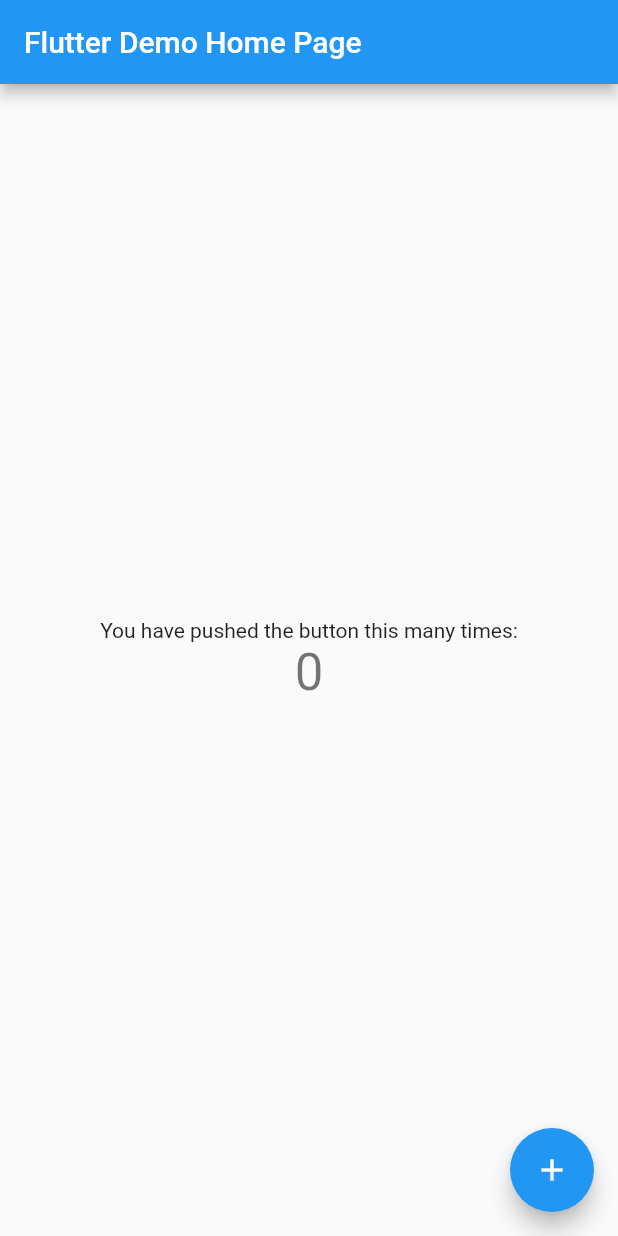
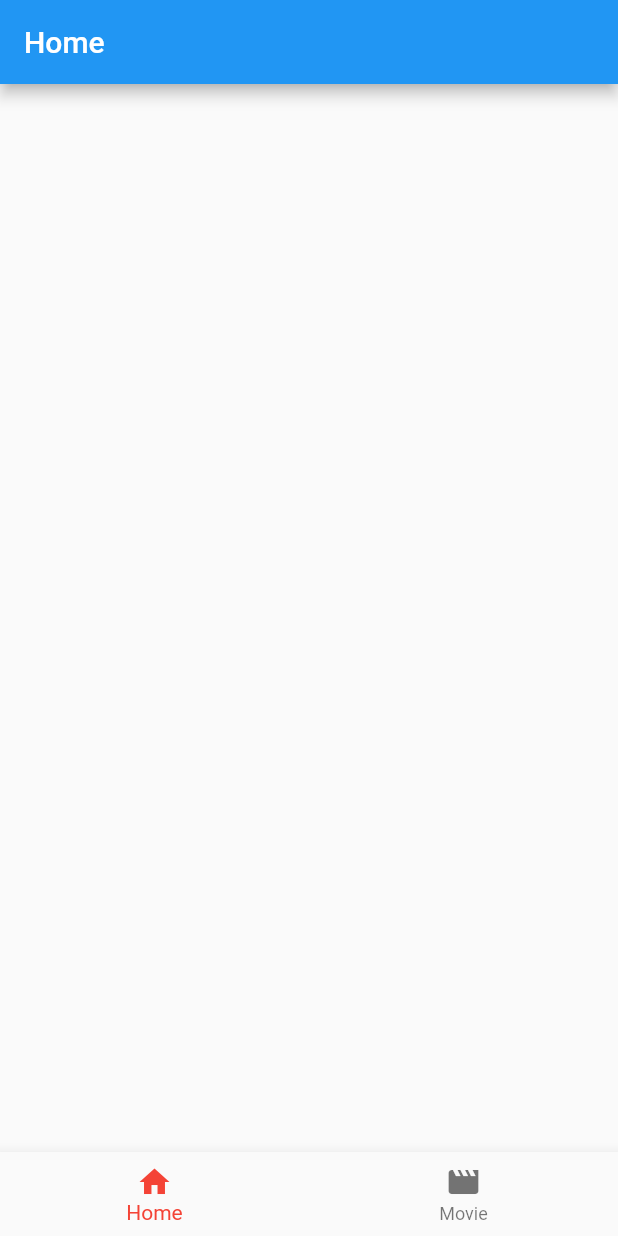
Before and after one commit to Leonamin/flutter_study, a Flutter app: the screen it shows after launch, on a phone screen of 412 x 824 dp. Run offline on Flutter 3.47's test engine with Material 2 defaults, Android fonts, the phone set to English and light mode, and no system bars.

Commit message:
provider와 관련된 기능 완료

```diff
--- a/simple_movie_list_with_provider/lib/main.dart
+++ b/simple_movie_list_with_provider/lib/main.dart
@@ -1,4 +1,8 @@
 import 'package:flutter/material.dart';
+import 'package:provider/provider.dart';
+import 'package:simple_movie_list_with_provider/page_home.dart';
+import 'package:simple_movie_list_with_provider/provider/bottom_navigation_provider.dart';
+import 'package:simple_movie_list_with_provider/provider/movie_provider.dart';
 
 void main() {
   runApp(const MyApp());
@@ -13,103 +17,17 @@ class MyApp extends StatelessWidget {
     return MaterialApp(
       title: 'Flutter Demo',
       theme: ThemeData(
-        // This is the theme of your application.
-        //
-        // Try running your application with "flutter run". You'll see the
-        // application has a blue toolbar. Then, without quitting the app, try
-        // changing the primarySwatch below to Colors.green and then invoke
-        // "hot reload" (press "r" in the console where you ran "flutter run",
-        // or simply save your changes to "hot reload" in a Flutter IDE).
-        // Notice that the counter didn't reset back to zero; the application
-        // is not restarted.
         primarySwatch: Colors.blue,
       ),
-      home: const MyHomePage(title: 'Flutter Demo Home Page'),
+      home: MultiProvider(
+        providers: [
+          ChangeNotifierProvider(
+              create: (BuildContext context) => BottomNavigationProvider()),
+          ChangeNotifierProvider(
+              create: (BuildContext context) => MovieProvider()),
+        ],
+        child: HomePage(),
+      ),
     );
   }
 }
-
-class MyHomePage extends StatefulWidget {
-  const MyHomePage({Key? key, required this.title}) : super(key: key);
-
-  // This widget is the home page of your application. It is stateful, meaning
-  // that it has a State object (defined below) that contains fields that affect
-  // how it looks.
-
-  // This class is the configuration for the state. It holds the values (in this
-  // case the title) provided by the parent (in this case the App widget) and
-  // used by the build method of the State. Fields in a Widget subclass are
-  // always marked "final".
-
-  final String title;
-
-  @override
-  State<MyHomePage> createState() => _MyHomePageState();
-}
-
-class _MyHomePageState extends State<MyHomePage> {
-  int _counter = 0;
-
-  void _incrementCounter() {
-    setState(() {
-      // This call to setState tells the Flutter framework that something has
-      // changed in this State, which causes it to rerun the build method below
-      // so that the display can reflect the updated values. If we changed
-      // _counter without calling setState(), then the build method would not be
-      // called again, and so nothing would appear to happen.
-      _counter++;
-    });
-  }
-
-  @override
-  Widget build(BuildContext context) {
-    // This method is rerun every time setState is called, for instance as done
-    // by the _incrementCounter method above.
-    //
-    // The Flutter framework has been optimized to make rerunning build methods
-    // fast, so that you can just rebuild anything that needs updating rather
-    // than having to individually change instances of widgets.
-    return Scaffold(
-      appBar: AppBar(
-        // Here we take the value from the MyHomePage object that was created by
-        // the App.build method, and use it to set our appbar title.
-        title: Text(widget.title),
-      ),
-      body: Center(
-        // Center is a layout widget. It takes a single child and positions it
-        // in the middle of the parent.
-        child: Column(
-          // Column is also a layout widget. It takes a list of children and
-          // arranges them vertically. By default, it sizes itself to fit its
-          // children horizontally, and tries to be as tall as its parent.
-          //
-          // Invoke "debug painting" (press "p" in the console, choose the
-          // "Toggle Debug Paint" action from the Flutter Inspector in Android
-          // Studio, or the "Toggle Debug Paint" command in Visual Studio Code)
-          // to see the wireframe for each widget.
-          //
-          // Column has various properties to control how it sizes itself and
-          // how it positions its children. Here we use mainAxisAlignment to
-          // center the children vertically; the main axis here is the vertical
-          // axis because Columns are vertical (the cross axis would be
-          // horizontal).
-          mainAxisAlignment: MainAxisAlignment.center,
-          children: <Widget>[
-            const Text(
-              'You have pushed the button this many times:',
-            ),
-            Text(
-              '$_counter',
-              style: Theme.of(context).textTheme.headline4,
-            ),
-          ],
-        ),
-      ),
-      floatingActionButton: FloatingActionButton(
-        onPressed: _incrementCounter,
-        tooltip: 'Increment',
-        child: const Icon(Icons.add),
-      ), // This trailing comma makes auto-formatting nicer for build methods.
-    );
-  }
-}
--- /dev/null
+++ b/simple_movie_list_with_provider/lib/model/movie.dart
@@ -0,0 +1,26 @@
+class Movie {
+  String originalTitle;
+  String overview;
+  double popularity;
+  String posterPath;
+
+  Movie({
+    required this.overview,
+    required this.posterPath,
+    required this.originalTitle,
+    required this.popularity,
+  });
+
+  /*
+  factory 패턴
+  싱글톤 패턴을 아주 간단하게 만들어주는 dart의 기법
+  */
+
+  factory Movie.fromJson(Map<String, dynamic> json) {
+    return Movie(
+        overview: json["overview"] as String,
+        posterPath: json["poster_path"] as String,
+        originalTitle: json["original_title"] as String,
+        popularity: json["popularity"] as double);
+  }
+}
--- /dev/null
+++ b/simple_movie_list_with_provider/lib/page_home.dart
@@ -0,0 +1,59 @@
+import 'package:flutter/material.dart';
+import 'package:provider/provider.dart';
+import 'package:simple_movie_list_with_provider/provider/bottom_navigation_provider.dart';
+import 'package:simple_movie_list_with_provider/ui/home_widget.dart';
+import 'package:simple_movie_list_with_provider/ui/movie_list_widget.dart';
+
+class HomePage extends StatelessWidget {
+  HomePage({Key? key}) : super(key: key);
+  BottomNavigationProvider? _bottomNavigationProvider;
+
+  /*
+  UI
+
+  UI와 관련된 동작만 할 수 있게 한다(아래 body switch case 처럼 UI 분기)
+  데이터 처리는 provider에서 가져오기만 하며 데이터 호출만 존재해야한다
+  BottomNavigation, SideMenu, TopNavigation 등등은 Provider에서 처리하면 매우 좋다
+  Hover 등도 Provider에서 처리하는 방법이 있으니 나중에 해보자
+  */
+
+  Widget _navigationBody() {
+    switch (_bottomNavigationProvider!.currentPage) {
+      case 0:
+        return HomeWidget();
+      case 1:
+        return MovieListWidget();
+      default:
+    }
+    return Container();
+  }
+
+  Widget _bottomNavigationBar() {
+    return Consumer(builder: ((context, value, child) {
+      return BottomNavigationBar(
+        items: const [
+          BottomNavigationBarItem(icon: Icon(Icons.home), label: "Home"),
+          BottomNavigationBarItem(icon: Icon(Icons.movie), label: "Movie"),
+        ],
+        currentIndex: _bottomNavigationProvider!.currentPage,
+        selectedItemColor: Colors.red,
+        onTap: (index) {
+          _bottomNavigationProvider!.updateCurrentPage(index);
+        },
+        //onHover:
+        //Hover일 때 provider에 값을 저장하면 배경색을 바꾼다던지 그런 이벤트 처리 기법도 가능하다.
+      );
+    }));
+  }
+
+  @override
+  Widget build(BuildContext context) {
+    // listen을 false로 하면 _bottomNavigationProvider에 변화가 생겨도 업데이트가 안된다
+    _bottomNavigationProvider = Provider.of<BottomNavigationProvider>(context);
+
+    return Scaffold(
+      body: _navigationBody(),
+      bottomNavigationBar: _bottomNavigationBar(),
+    );
+  }
+}
--- /dev/null
+++ b/simple_movie_list_with_provider/lib/provider/bottom_navigation_provider.dart
@@ -0,0 +1,11 @@
+import 'package:flutter/cupertino.dart';
+
+class BottomNavigationProvider extends ChangeNotifier {
+  int _index = 0;
+  int get currentPage => _index;
+
+  updateCurrentPage(int index) {
+    _index = index;
+    notifyListeners();
+  }
+}
--- /dev/null
+++ b/simple_movie_list_with_provider/lib/provider/movie_provider.dart
@@ -0,0 +1,27 @@
+import 'package:flutter/widgets.dart';
+import 'package:simple_movie_list_with_provider/model/movie.dart';
+import 'package:simple_movie_list_with_provider/repository/movie_repository.dart';
+
+class MovieProvider extends ChangeNotifier {
+  MovieRepository _movieRepository = MovieRepository();
+  List<Movie> _movies = [];
+  List<Movie> get movies => _movies;
+
+  /*
+  provider
+
+  repository에서 받은 데이터는 여기서 처리한다
+  원칙적으로는 여기서 데이터 가공을 해야하며 데이터 가공이 복잡해지면 중간에 도메인 모델을 두면 되는것으로 알고 있다
+  repository에서 받은 데이터를 예외처리하는 예시는 상태를 추가하거나 해서
+  notLoaded, loading, loaded, empty, error 등으로 예외처리하는 시나리오를 생각해 볼 수 있다
+  그리고 가공을 하여 되도록이면 UI에서 바로 대입만해서 쓸 수 있게 만들게 하자
+  */
+
+  loadMovies() async {
+    List<Movie> listMovies = await _movieRepository.loadMovies();
+    //listMovies 예외처리
+    // 가공
+    _movies = listMovies;
+    notifyListeners();
+  }
+}
--- /dev/null
+++ b/simple_movie_list_with_provider/lib/repository/movie_repository.dart
@@ -0,0 +1,36 @@
+import 'dart:convert';
+
+import 'package:simple_movie_list_with_provider/model/movie.dart';
+import 'package:http/http.dart' as http;
+
+/*
+Repository
+
+데이터를 가져온다
+데이터 가공은 하지 않는다.
+Status Code에 따른 예외처리만 진행하여 데이터를 전달한다.
+현재 예제는 간단하기 때문에 아래처럼 진행하였으나 복잡하게 바뀔경우 api도 분리한다
+api -> repository -> provider 같이 진행된다.
+api 는 response = tmdbApi.getMovies()) 이런식
+response = imdb.getMovies()...
+여러 API 서버를 이용할 수도 있으므로 분리를 한다.
+
+*/
+class MovieRepository {
+  var queryParam = {
+    'api_key': 'c6a7a85736754028e2a6fec6ff0b4943',
+  };
+  Future<List<Movie>> loadMovies() async {
+    var uri = Uri.https('api.themoviedb.org', '/3/movie/popular', queryParam);
+    var response = await http.get(uri);
+
+    if (response.statusCode == 200) {
+      Map<String, dynamic> body = json.decode(response.body);
+      if (body["results"] != null) {
+        List<dynamic> results = body["results"];
+        return results.map<Movie>((item) => Movie.fromJson(item)).toList();
+      }
+    }
+    return [];
+  }
+}
--- /dev/null
+++ b/simple_movie_list_with_provider/lib/ui/home_widget.dart
@@ -0,0 +1,14 @@
+import 'package:flutter/material.dart';
+import 'package:provider/provider.dart';
+import 'package:simple_movie_list_with_provider/provider/movie_provider.dart';
+
+class HomeWidget extends StatelessWidget {
+  const HomeWidget({Key? key}) : super(key: key);
+
+  @override
+  Widget build(BuildContext context) {
+    return Scaffold(
+      appBar: AppBar(title: Text("Home")),
+    );
+  }
+}
--- a/simple_movie_list_with_provider/pubspec.yaml
+++ b/simple_movie_list_with_provider/pubspec.yaml
@@ -34,6 +34,9 @@ dependencies:
   # The following adds the Cupertino Icons font to your application.
   # Use with the CupertinoIcons class for iOS style icons.
   cupertino_icons: ^1.0.2
+  provider: ^6.0.3
+  http: ^0.13.4
+
 
 dev_dependencies:
   flutter_test:
```
Also changed, not shown: simple_movie_list_with_provider/lib/ui/movie_list_widget.dart (added, +57 -0 lines), simple_movie_list_with_provider/pubspec.lock.
